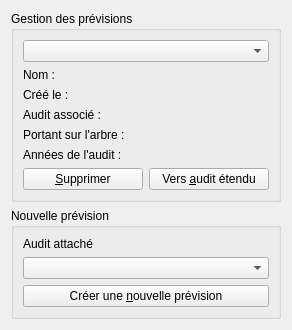
First picture: the form in formmanageprevisions.ui, repository GiPiLab/ProtonClassicSuite, before the edit.
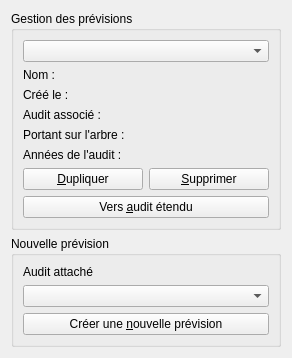
Second picture: the form after the edit.

What changed in the file:
```diff
--- a/formmanageprevisions.ui
+++ b/formmanageprevisions.ui
@@ -7,7 +7,7 @@
     <x>0</x>
     <y>0</y>
     <width>292</width>
-    <height>326</height>
+    <height>354</height>
    </rect>
   </property>
   <property name="windowTitle">
@@ -111,14 +111,24 @@
         </property>
        </widget>
       </item>
-      <item row="7" column="0">
+      <item row="6" column="0">
+       <widget class="QPushButton" name="pushButtonDuplicate">
+        <property name="toolTip">
+         <string>&lt;html&gt;&lt;head/&gt;&lt;body&gt;&lt;p&gt;Dupliquer la prévision active&lt;/p&gt;&lt;/body&gt;&lt;/html&gt;</string>
+        </property>
+        <property name="text">
+         <string>&amp;Dupliquer</string>
+        </property>
+       </widget>
+      </item>
+      <item row="6" column="1">
        <widget class="QPushButton" name="pushButtonDelete">
         <property name="text">
          <string>&amp;Supprimer</string>
         </property>
        </widget>
       </item>
-      <item row="7" column="1">
+      <item row="7" column="0" colspan="2">
        <widget class="QPushButton" name="pushButtonToAudit">
         <property name="toolTip">
          <string>&lt;html&gt;&lt;head/&gt;&lt;body&gt;&lt;p&gt;Créer un audit prévisionnel indépendant qui contiendra les données de l'audit existant sur lesquelles sont adossées les prévisions &lt;span style=&quot; font-weight:600;&quot;&gt;ainsi que les valeurs calculées par les critères de prévision pour l'année N+1.&lt;/span&gt;&lt;/p&gt;&lt;/body&gt;&lt;/html&gt;</string>
```
Left out of the diff: 4 changed lines with no effect on the pictures.
